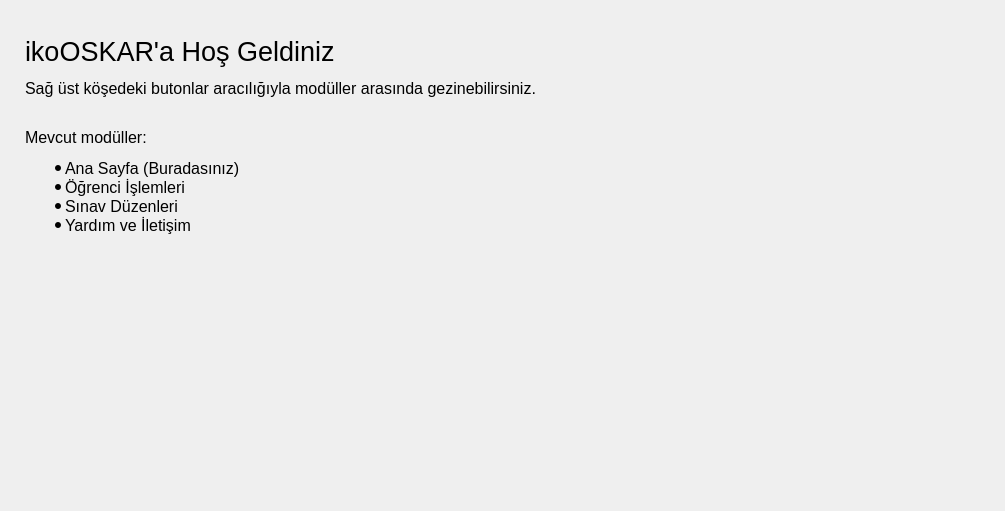
ikolomiko/ikooskar-qt, file src/UI/WelcomePage/welcomepage.ui: the form before one commit.
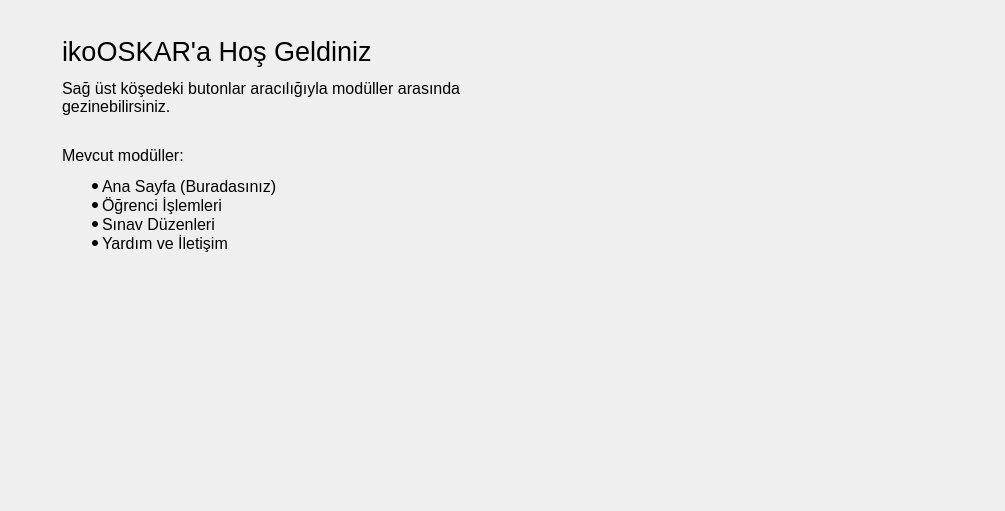
The form after the commit. Icons and pictures are not drawn.

Commit message:
WelcomePage: enable wordwrap
Minimum width of the app window is a little too big imho. Enabling wordwrap on WelcomePage fixes this issue.

Patch:
```diff
--- a/src/UI/WelcomePage/welcomepage.ui
+++ b/src/UI/WelcomePage/welcomepage.ui
@@ -160,7 +160,7 @@
             <set>Qt::AlignLeading|Qt::AlignLeft|Qt::AlignTop</set>
            </property>
            <property name="wordWrap">
-            <bool>false</bool>
+            <bool>true</bool>
            </property>
            <property name="margin">
             <number>10</number>
```
Left out of the diff: 36 changed lines with no effect on the pictures.
